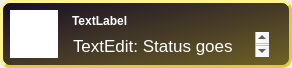
This is ui/tweet.ui in ayoy/qtwitter as Qt 5 draws it before an edit. The edited form follows.
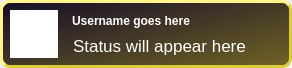
This is the edited form.

Commit message: Read-only QTextEdit swapped for QTextBrowser, giving automatic support for hyperlinks. Links' coloring changed. Also legal stuff added.

What changed in the file:
```diff
--- a/ui/tweet.ui
+++ b/ui/tweet.ui
@@ -75,7 +75,26 @@
      <string notr="true"/>
     </property>
    </widget>
-   <widget class="QTextEdit" name="userStatus">
+   <widget class="QLabel" name="userName">
+    <property name="geometry">
+     <rect>
+      <x>72</x>
+      <y>13</y>
+      <width>200</width>
+      <height>17</height>
+     </rect>
+    </property>
+    <property name="styleSheet">
+     <string notr="true">QLabel { font: bold }</string>
+    </property>
+    <property name="text">
+     <string notr="true">Username goes here</string>
+    </property>
+    <property name="textInteractionFlags">
+     <set>Qt::LinksAccessibleByMouse|Qt::TextSelectableByMouse</set>
+    </property>
+   </widget>
+   <widget class="QTextBrowser" name="userStatus">
     <property name="geometry">
      <rect>
       <x>69</x>
@@ -114,24 +133,6 @@
          </color>
         </brush>
        </colorrole>
-       <colorrole role="Link">
-        <brush brushstyle="SolidPattern">
-         <color alpha="255">
-          <red>102</red>
-          <green>255</green>
-          <blue>255</blue>
-         </color>
-        </brush>
-       </colorrole>
-       <colorrole role="LinkVisited">
-        <brush brushstyle="SolidPattern">
-         <color alpha="255">
-          <red>102</red>
-          <green>204</green>
-          <blue>255</blue>
-         </color>
-        </brush>
-       </colorrole>
       </active>
       <inactive>
        <colorrole role="WindowText">
@@ -161,24 +162,6 @@
          </color>
         </brush>
        </colorrole>
-       <colorrole role="Link">
-        <brush brushstyle="SolidPattern">
-         <color alpha="255">
-          <red>102</red>
-          <green>255</green>
-          <blue>255</blue>
-         </color>
-        </brush>
-       </colorrole>
-       <colorrole role="LinkVisited">
-        <brush brushstyle="SolidPattern">
-         <color alpha="255">
-          <red>102</red>
-          <green>204</green>
-          <blue>255</blue>
-         </color>
-        </brush>
-       </colorrole>
       </inactive>
       <disabled>
        <colorrole role="WindowText">
@@ -208,83 +191,35 @@
          </color>
         </brush>
        </colorrole>
-       <colorrole role="Link">
-        <brush brushstyle="SolidPattern">
-         <color alpha="255">
-          <red>102</red>
-          <green>255</green>
-          <blue>255</blue>
-         </color>
-        </brush>
-       </colorrole>
-       <colorrole role="LinkVisited">
-        <brush brushstyle="SolidPattern">
-         <color alpha="255">
-          <red>102</red>
-          <green>204</green>
-          <blue>255</blue>
-         </color>
-        </brush>
-       </colorrole>
       </disabled>
      </palette>
     </property>
     <property name="styleSheet">
-     <string notr="true">QTextEdit { background-color: rgba(255, 255, 255, 0) ;
+     <string notr="true">QTextBrowser { 
+background-color: rgba(255, 255, 255, 0);
 color: rgb(255, 255, 255);
 border-width: 0px;
-border-style: normal }
-</string>
+border-style: normal;
+}</string>
     </property>
     <property name="frameShape">
      <enum>QFrame::NoFrame</enum>
     </property>
     <property name="verticalScrollBarPolicy">
-     <enum>Qt::ScrollBarAsNeeded</enum>
+     <enum>Qt::ScrollBarAlwaysOff</enum>
     </property>
     <property name="horizontalScrollBarPolicy">
      <enum>Qt::ScrollBarAlwaysOff</enum>
     </property>
-    <property name="undoRedoEnabled">
-     <bool>false</bool>
-    </property>
-    <property name="lineWrapMode">
-     <enum>QTextEdit::WidgetWidth</enum>
-    </property>
-    <property name="readOnly">
-     <bool>true</bool>
-    </property>
     <property name="html">
-     <string notr="true">&lt;!DOCTYPE HTML PUBLIC &quot;-//W3C//DTD HTML 4.0//EN&quot; &quot;http://www.w3.org/TR/REC-html40/strict.dtd&quot;&gt;
+     <string>&lt;!DOCTYPE HTML PUBLIC &quot;-//W3C//DTD HTML 4.0//EN&quot; &quot;http://www.w3.org/TR/REC-html40/strict.dtd&quot;&gt;
 &lt;html&gt;&lt;head&gt;&lt;meta name=&quot;qrichtext&quot; content=&quot;1&quot; /&gt;&lt;style type=&quot;text/css&quot;&gt;
 p, li { white-space: pre-wrap; }
 &lt;/style&gt;&lt;/head&gt;&lt;body style=&quot; font-family:'Lucida Grande'; font-size:13pt; font-weight:400; font-style:normal;&quot;&gt;
-&lt;p style=&quot; margin-top:0px; margin-bottom:0px; margin-left:0px; margin-right:0px; -qt-block-indent:0; text-indent:0px;&quot;&gt;TextEdit: Status goes here here here here herer&lt;/p&gt;&lt;/body&gt;&lt;/html&gt;</string>
+&lt;p style=&quot; margin-top:0px; margin-bottom:0px; margin-left:0px; margin-right:0px; -qt-block-indent:0; text-indent:0px;&quot;&gt;Status will appear here&lt;/p&gt;&lt;/body&gt;&lt;/html&gt;</string>
     </property>
-    <property name="cursorWidth">
-     <number>1</number>
-    </property>
-    <property name="textInteractionFlags">
-     <set>Qt::LinksAccessibleByMouse|Qt::TextSelectableByMouse</set>
-    </property>
-   </widget>
-   <widget class="QLabel" name="userName">
-    <property name="geometry">
-     <rect>
-      <x>72</x>
-      <y>13</y>
-      <width>200</width>
-      <height>17</height>
-     </rect>
-    </property>
-    <property name="styleSheet">
-     <string notr="true">QLabel { font: bold }</string>
-    </property>
-    <property name="text">
-     <string notr="true">TextLabel</string>
-    </property>
-    <property name="textInteractionFlags">
-     <set>Qt::LinksAccessibleByMouse|Qt::TextSelectableByMouse</set>
+    <property name="openExternalLinks">
+     <bool>true</bool>
     </property>
    </widget>
   </widget>
```
Left out of the diff: 3 changed lines with no effect on the pictures. The commit also changes 27 other files.
